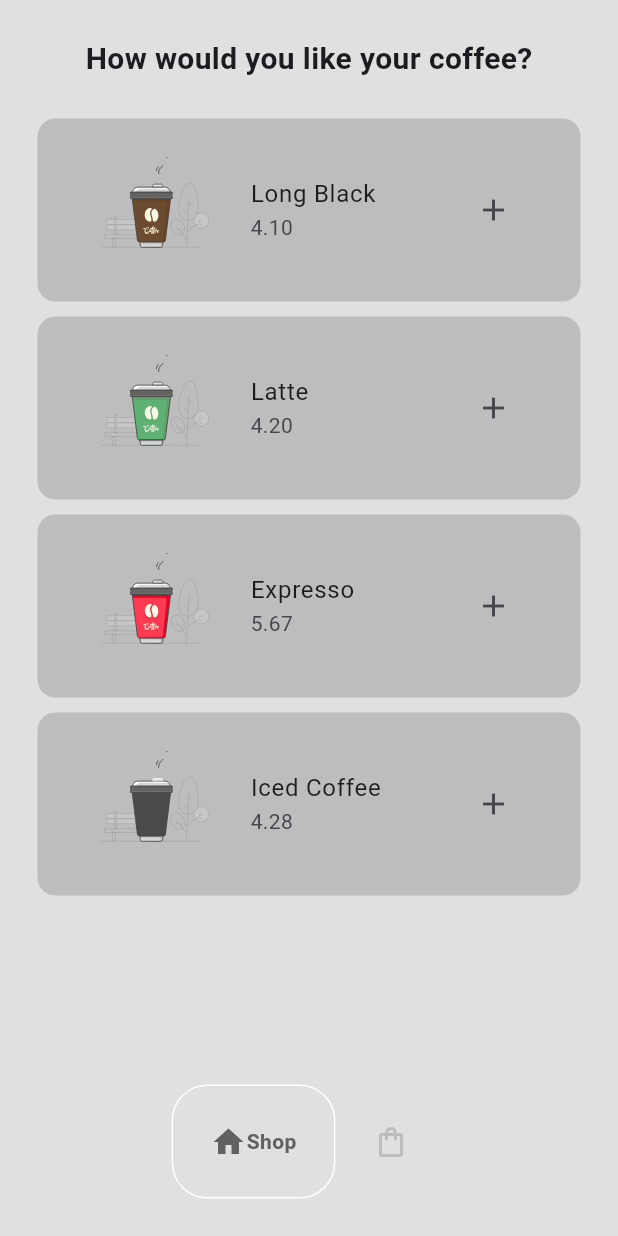
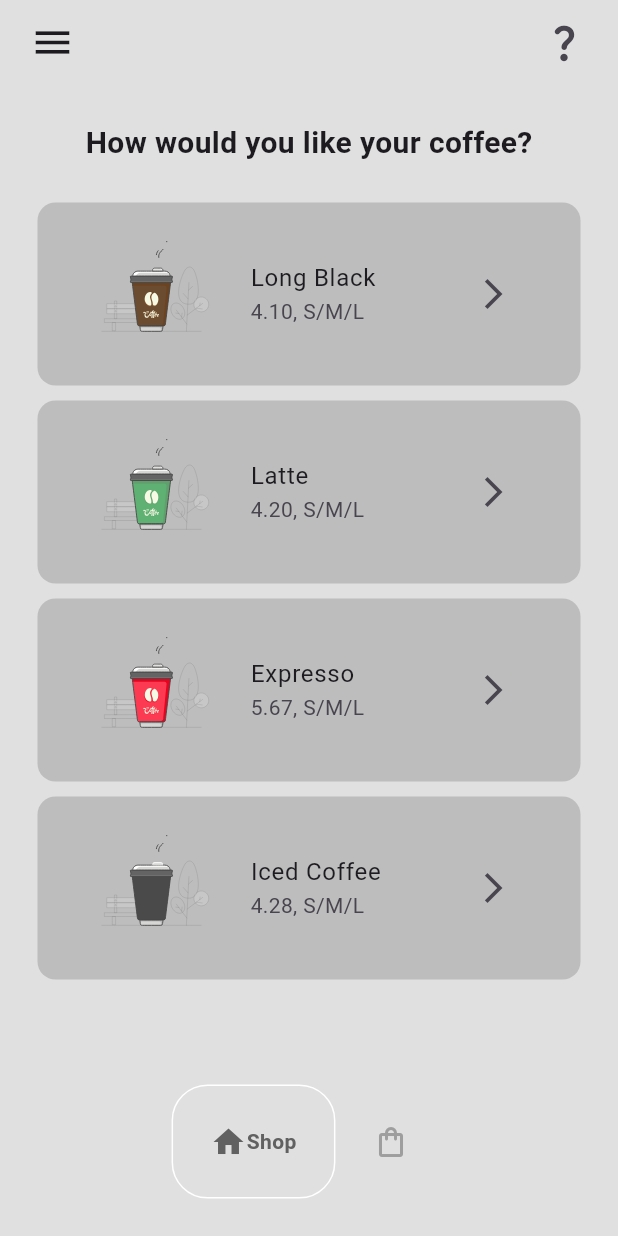
Before and after one commit to HorizonChaser12/Ko-Fi-App, a Flutter app: the HomePage screen opened directly, on a phone screen of 412 x 824 dp. Run offline on Flutter 3.47's test engine with Material 3 defaults, Android fonts, the phone set to English and light mode, and no system bars; drawn by our look-alikes of google_nav_bar; our stand-ins replace lottie.

Commit message:
Major Changes

```diff
--- a/lib/components/bottom_nav_bar.dart
+++ b/lib/components/bottom_nav_bar.dart
@@ -10,9 +10,10 @@ class MyBottomNavBar extends StatelessWidget {
   Widget build(BuildContext context) {
     return Container(
       margin: const EdgeInsets.all(25),
+      color: Colors.grey.shade300,
       child: GNav(
         onTabChange: (value) => onTabChange!(value),
-        color: Colors.grey[400],
+        color: Colors.grey[500],
         mainAxisAlignment: MainAxisAlignment.center,
         activeColor: Colors.grey[700],
         tabBackgroundColor: Colors.grey.shade300,
--- a/lib/components/coffee_tile.dart
+++ b/lib/components/coffee_tile.dart
@@ -1,12 +1,13 @@
-import 'package:coffee_shop_app/models/coffee.dart';
 import 'package:flutter/material.dart';
 import 'package:lottie/lottie.dart';
+import 'package:coffee_shop_app/models/coffee_with_size.dart';
 
 // ignore: must_be_immutable
 class CoffeeTile extends StatelessWidget {
-  final Coffee coffee;
+  final CoffeeWithSize coffee;
   void Function()? onPressed;
   final Icon icon;
+
   CoffeeTile(
       {super.key,
       required this.coffee,
@@ -26,7 +27,7 @@ class CoffeeTile extends StatelessWidget {
         title: Text(
           coffee.name,
         ),
-        subtitle: Text(coffee.price),
+        subtitle: Text('${coffee.price}, ${coffee.size}'),
         leading: SizedBox(
           width: 100,
           child: SizedBox.expand(
--- a/lib/main.dart
+++ b/lib/main.dart
@@ -1,5 +1,6 @@
+import 'package:coffee_shop_app/const.dart';
 import 'package:coffee_shop_app/models/coffee_shop.dart';
-import 'package:coffee_shop_app/pages/home_page.dart';
+import 'package:coffee_shop_app/pages/splash_page.dart';
 import 'package:flutter/material.dart';
 import 'package:provider/provider.dart';
 
@@ -7,17 +8,29 @@ void main() {
   runApp(const MyApp());
 }
 
-class MyApp extends StatelessWidget {
+class MyApp extends StatefulWidget {
   const MyApp({super.key});
 
+  @override
+  State<MyApp> createState() => _MyAppState();
+}
+
+class _MyAppState extends State<MyApp> {
   // This widget is the root of your application.
   @override
   Widget build(BuildContext context) {
     return ChangeNotifierProvider(
       create: (context) => CoffeeShop(),
-      builder: (context, child) => const MaterialApp(
+      builder: (context, child) => MaterialApp(
         debugShowCheckedModeBanner: false,
-        home: HomePage(),
+        home: Scaffold(
+          body: Container(
+            decoration: BoxDecoration(
+              color: backgroundColor,
+            ),
+            child: const SplashPage(),
+          ),
+        ),
       ),
     );
   }
--- a/lib/models/coffee_shop.dart
+++ b/lib/models/coffee_shop.dart
@@ -1,5 +1,6 @@
 import 'package:flutter/material.dart';
 import 'coffee.dart';
+import 'coffee_with_size.dart';
 
 class CoffeeShop extends ChangeNotifier {
   final List<Coffee> _shop = [
@@ -32,22 +33,24 @@ class CoffeeShop extends ChangeNotifier {
   ];
 
   // User Cart
-  final List<Coffee> _userCart = [];
+  final List<CoffeeWithSize> _userCart = [];
 
   // Get coffee list
   List<Coffee> get coffeeShop => _shop;
 
   // Get user cart
-  List<Coffee> get userCart => _userCart;
+  List<CoffeeWithSize> get userCart => _userCart;
 
   // add item to cart
-  void addItemToCart(Coffee coffee) {
-    _userCart.add(coffee);
+  void addItemToCart(CoffeeWithSize coffee, int amount) {
+    for (int i = 0; i < amount; i++) {
+      _userCart.add(coffee);
+    }
     notifyListeners();
   }
 
   // remove item from cart
-  void removeItemFromCart(Coffee coffee) {
+  void removeItemFromCart(CoffeeWithSize coffee) {
     _userCart.remove(coffee);
     notifyListeners();
   }
--- /dev/null
+++ b/lib/models/coffee_with_size.dart
@@ -0,0 +1,12 @@
+import 'coffee.dart';
+
+class CoffeeWithSize extends Coffee {
+  final String size;
+
+  CoffeeWithSize({
+    required String name,
+    required String price,
+    required String imagePath,
+    required this.size,
+  }) : super(name: name, price: price, imagePath: imagePath);
+}
--- a/lib/pages/home_page.dart
+++ b/lib/pages/home_page.dart
@@ -5,7 +5,9 @@ import 'package:coffee_shop_app/pages/shop_page.dart';
 import 'package:flutter/material.dart';
 
 void main() {
-  runApp(const MaterialApp(home: HomePage()));
+  runApp(const MaterialApp(
+    home: HomePage(),
+  ));
 }
 
 class HomePage extends StatefulWidget {
@@ -16,6 +18,7 @@ class HomePage extends StatefulWidget {
 }
 
 class _HomePageState extends State<HomePage> {
+  bool status = false;
   int _selectedIndex = 0;
   void navigationBottomBar(int index) {
     setState(() {
@@ -33,6 +36,76 @@ class _HomePageState extends State<HomePage> {
   Widget build(BuildContext context) {
     return Scaffold(
       backgroundColor: backgroundColor,
+      appBar: AppBar(
+        backgroundColor: Colors.grey[300],
+        leading: Padding(
+          padding: const EdgeInsets.only(left: 12.0),
+          child: Builder(
+            builder: (context) {
+              return IconButton(
+                icon: const Icon(
+                  Icons.menu,
+                  size: 30,
+                ),
+                onPressed: () {
+                  Scaffold.of(context).openDrawer();
+                },
+                tooltip: MaterialLocalizations.of(context).openAppDrawerTooltip,
+              );
+            },
+          ),
+        ),
+        actions: [
+          Padding(
+            padding: const EdgeInsets.only(right: 12.0),
+            child: Builder(
+              builder: (context) {
+                return IconButton(
+                  icon: const Icon(
+                    Icons.question_mark_rounded,
+                    size: 30,
+                  ),
+                  onPressed: () {},
+                  tooltip:
+                      MaterialLocalizations.of(context).openAppDrawerTooltip,
+                );
+              },
+            ),
+          ),
+        ],
+      ),
+      drawer: Drawer(
+        child: ListView(
+          padding: EdgeInsets.zero,
+          children: <Widget>[
+            DrawerHeader(
+              decoration: BoxDecoration(
+                color: Colors.grey.shade300,
+              ),
+              child: const Text(
+                'Hello!',
+                style: TextStyle(fontSize: 50),
+              ),
+            ),
+            ListTile(
+              title: const Text('Home'),
+              onTap: () {
+                // Update the state of the app
+                // Then close the drawer
+                Navigator.pop(context);
+              },
+            ),
+            ListTile(
+              title: const Text('About'),
+              onTap: () {
+                // Update the state of the app
+                // Then close the drawer
+                Navigator.pop(context);
+              },
+            ),
+          ],
+        ),
+      ),
       bottomNavigationBar: MyBottomNavBar(
         onTabChange: (index) => navigationBottomBar(index),
       ),
--- a/lib/pages/shop_page.dart
+++ b/lib/pages/shop_page.dart
@@ -1,8 +1,11 @@
 import 'package:coffee_shop_app/components/coffee_tile.dart';
+import 'package:coffee_shop_app/const.dart';
 import 'package:coffee_shop_app/models/coffee.dart';
 import 'package:coffee_shop_app/models/coffee_shop.dart';
+import 'package:coffee_shop_app/models/coffee_with_size.dart';
 import 'package:flutter/material.dart';
 import 'package:provider/provider.dart';
+import 'package:coffee_shop_app/pages/selection_page.dart';
 
 class ShopPage extends StatefulWidget {
   const ShopPage({super.key});
@@ -12,24 +15,13 @@ class ShopPage extends StatefulWidget {
 }
 
 class _ShopPageState extends State<ShopPage> {
-  // Add coffee to cart
-  void addToCart(Coffee coffee) {
-    Provider.of<CoffeeShop>(context, listen: false).addItemToCart(coffee);
-
-    // Dialog Box to confirm adding the product to cart
-    showDialog(
-      context: context,
-      builder: (context) => const AlertDialog(
-        title: Text("Successfully added to the cart"),
-      ),
-    );
-  }
-
   @override
   Widget build(BuildContext context) {
     return Consumer<CoffeeShop>(
       builder: (context, value, child) => SafeArea(
-        child: Padding(
+        child: Scaffold(
+          backgroundColor: backgroundColor,
+          body: Padding(
             padding: const EdgeInsets.all(25.0),
             child: Column(
               children: [
@@ -46,14 +38,32 @@ class _ShopPageState extends State<ShopPage> {
                     itemBuilder: (context, index) {
                       // Get individual Coffee
                       Coffee eachCoffee = value.coffeeShop[index];
+                      CoffeeWithSize coffeeWithSize = CoffeeWithSize(
+                        name: eachCoffee.name,
+                        price: eachCoffee.price,
+                        imagePath: eachCoffee.imagePath,
+                        size:
+                            'S/M/L', // Default size, you can change it as needed
+                      );
                       // Return the tile for this coffee
                       return CoffeeTile(
-                          coffee: eachCoffee,
-                          icon: const Icon(Icons.add),
-                          onPressed: () => addToCart(eachCoffee),
+                        coffee: coffeeWithSize,
+                        icon: const Icon(Icons.arrow_forward_ios),
+                        onPressed: () {
+                          Navigator.push(
+                              context,
+                              MaterialPageRoute(
+                                builder: (context) => SelectionPage(
+                                  coffee: coffeeWithSize, // Modify this line
+                                ),
+                              ));
+                        },
                       );
-                      }))
+                    },
+                  ),
+                )
               ],
+            ),
           ),
         ),
       ),
--- a/pubspec.yaml
+++ b/pubspec.yaml
@@ -38,6 +38,7 @@ dependencies:
   lottie: ^3.1.0
   google_nav_bar: ^5.0.6
   provider:
+  shared_preferences: ^2.2.2
 
 dev_dependencies:
   flutter_test:
```
Also changed, not shown: lib/components/counter.dart (added, +58 -0 lines), lib/pages/cart_page.dart (+48 -6 lines), lib/pages/selection_page.dart (added, +225 -0 lines), lib/pages/splash_page.dart (added, +72 -0 lines), lib/models/coffee.dart (line endings or trailing spaces), pubspec.lock. Lines whose indentation alone changed are shown as unchanged.
